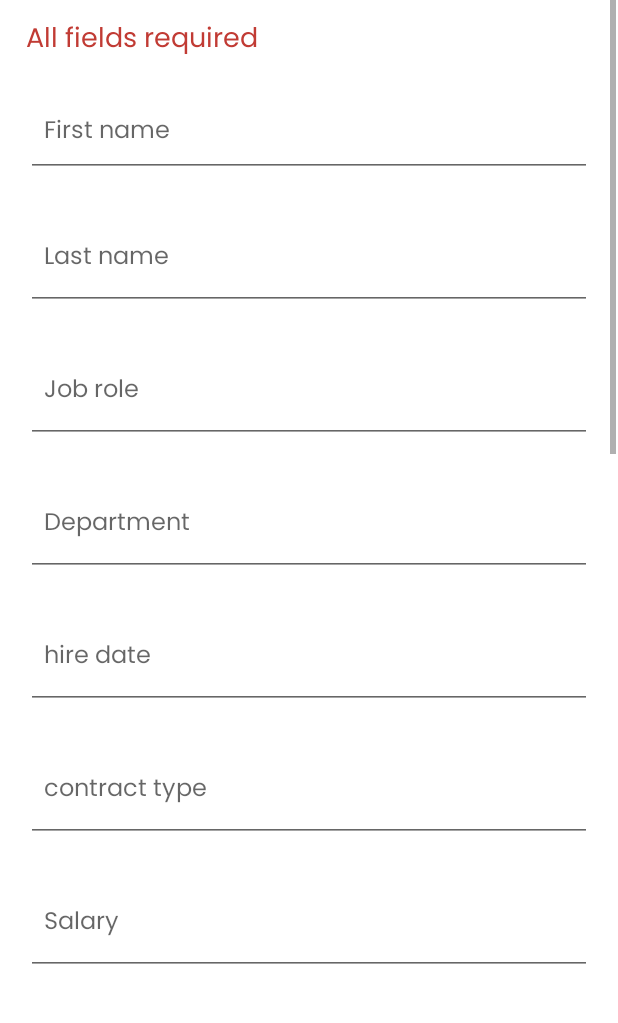
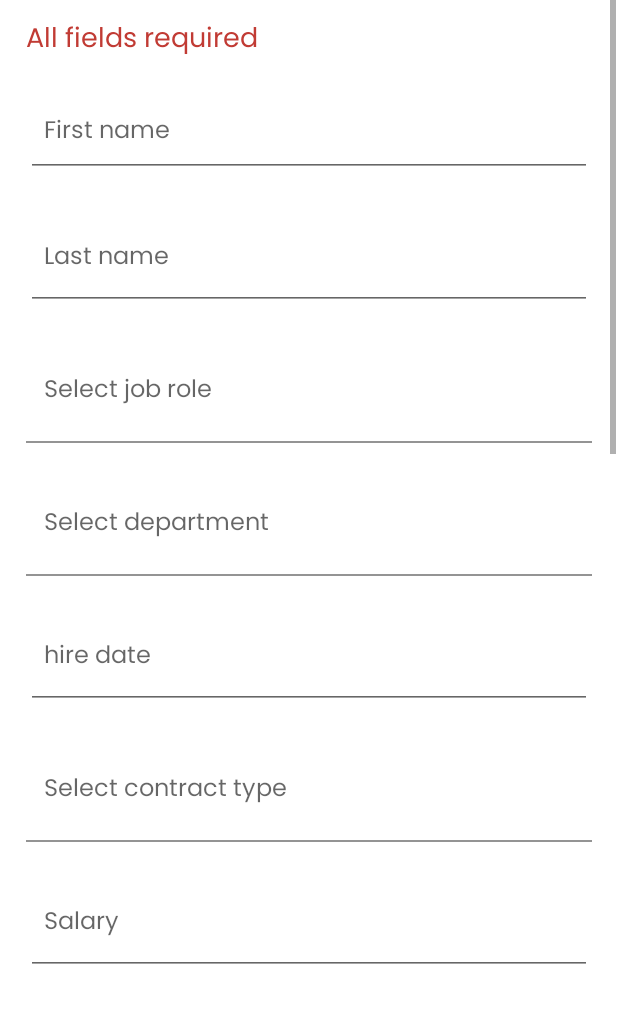
Before and after one commit to florscolari/EmployeeAppProject, an Android app: the AddEmployeeFragment screen opened through its navigation route, on a phone screen of 412 x 824 dp, the part 194-1217 px from its top. Run offline under Robolectric (Android 15) with nearby library versions, the phone set to English and light mode, and no system bars; our stand-ins replace Room's generated code, data binding; Roboto replaces fonts that are not available here.

Commit message:
ADDED dropdowns: job roles, contract types, departments

```diff
--- a/app/src/main/java/au/edu/kbs/mobiledevelopment/employeeapp/fragments/AddEmployeeFragment.kt
+++ b/app/src/main/java/au/edu/kbs/mobiledevelopment/employeeapp/fragments/AddEmployeeFragment.kt
@@ -6,6 +6,7 @@ import android.util.Patterns
 import android.view.LayoutInflater
 import android.view.View
 import android.view.ViewGroup
+import android.widget.ArrayAdapter
 import android.widget.Toast
 import androidx.fragment.app.Fragment
 import androidx.navigation.findNavController
@@ -35,6 +36,67 @@ class AddEmployeeFragment : Fragment(R.layout.fragment_add_employee) {
 
     override fun onViewCreated(view: View, savedInstanceState: Bundle?) {
         super.onViewCreated(view, savedInstanceState)
+
+        // Dropdown for Department Options
+        val departmentDropdown = listOf("Admin", "Finance", "HR", "IT", "Marketing", "Sales")
+        val departmentAdapter = ArrayAdapter(
+            requireContext(),
+            android.R.layout.simple_list_item_1,
+            departmentDropdown
+        )
+
+        binding.employeeDepartment.setAdapter(departmentAdapter)
+        binding.employeeDepartment.setOnFocusChangeListener { _, hasFocus ->
+            if (hasFocus) {
+                binding.employeeDepartment.showDropDown()
+            }
+        }
+
+        // Dropdown for Job role Options
+        val jobRoleDropdown = listOf("Customer Service Rep",
+            "Delivery Driver",
+            "Finance Assistant",
+            "HR Analyst",
+            "HR Manager",
+            "Inventory Analyst",
+            "IT Analyst",
+            "IT Manager",
+            "IT Support Technician",
+            "Logistics Coordinator",
+            "Logistics Coordinator",
+            "MKT Analyst",
+            "Sales Associate",
+            "Store Manager",
+            "Warehouse Driver",
+            "Warehouse Worker",)
+        val jobRoleAdapter = ArrayAdapter(
+            requireContext(),
+            android.R.layout.simple_list_item_1,
+            jobRoleDropdown
+        )
+
+        binding.employeeJobRole.setAdapter(jobRoleAdapter)
+        binding.employeeJobRole.setOnFocusChangeListener { _, hasFocus ->
+            if (hasFocus) {
+                binding.employeeJobRole.showDropDown()
+            }
+        }
+
+        // Dropdown for Contract Type Options
+        val contractTypeDropdown = listOf("Full-time", "Part-time", "Casual", "Contract")
+        val contractTypeAdapter = ArrayAdapter(
+            requireContext(),
+            android.R.layout.simple_list_item_1,
+            contractTypeDropdown
+        )
+
+        binding.employeeContractType.setAdapter(contractTypeAdapter)
+        binding.employeeContractType.setOnFocusChangeListener { _, hasFocus ->
+            if (hasFocus) {
+                binding.employeeContractType.showDropDown()
+            }
+        }
+
 
         // Checks if at least 1 input has a value to show an Alert Dialog when back btn tapped
         fun checkForChangesBeforeLeaving() {
--- a/app/src/main/res/layout/fragment_add_employee.xml
+++ b/app/src/main/res/layout/fragment_add_employee.xml
@@ -112,10 +112,20 @@
             android:textSize="12sp"
             android:layout_below="@id/employeeLastName"/>
 
-        <EditText
+        <!-- Dropdown container JobRole STARTS -->
+        <com.google.android.material.textfield.TextInputLayout
+            android:id="@+id/employeeJobRoleContainer"
+            android:layout_width="match_parent"
+            android:layout_height="wrap_content"
+            android:layout_below="@id/employeeLastNameHelperText"
+            app:boxBackgroundMode="filled"
+            app:boxBackgroundColor="@android:color/transparent"
+            app:boxStrokeColor="@color/black"
+            app:hintEnabled="false"
+            >
+
+            <com.google.android.material.textfield.MaterialAutoCompleteTextView
                 android:id="@+id/employeeJobRole"
-            android:layout_width="match_parent"
-            android:layout_height="60dp"
                 android:layout_below="@id/employeeLastNameHelperText"
                 android:layout_marginTop="12dp"
                 android:layout_marginStart="16dp"
@@ -126,7 +136,14 @@
                 android:hint="@string/enter_job_role"
                 android:inputType="text"
                 android:padding="12dp"
-            android:textSize="16sp" />
+                android:textSize="16sp"
+                android:layout_height="60dp"
+                android:layout_width="match_parent"
+                android:dropDownHeight="wrap_content"
+                android:background="@null"
+                />
+        </com.google.android.material.textfield.TextInputLayout>
+        <!-- Dropdown container JobRole ENDS -->
 
         <TextView
             android:id="@+id/employeeJobRoleHelperText"
@@ -140,12 +157,22 @@
             android:visibility="invisible"
             android:text="@string/jobRoleRequired"
             android:textSize="12sp"
-            android:layout_below="@id/employeeJobRole"/>
+            android:layout_below="@id/employeeJobRoleContainer"/>
 
-        <EditText
+        <!-- Dropdown container Department STARTS -->
+        <com.google.android.material.textfield.TextInputLayout
+            android:id="@+id/employeeDepartmentContainer"
+            android:layout_width="match_parent"
+            android:layout_height="wrap_content"
+            android:layout_below="@id/employeeJobRoleHelperText"
+            app:boxBackgroundMode="filled"
+            app:boxBackgroundColor="@android:color/transparent"
+            app:boxStrokeColor="@color/black"
+            app:hintEnabled="false"
+            >
+
+            <com.google.android.material.textfield.MaterialAutoCompleteTextView
                 android:id="@+id/employeeDepartment"
-            android:layout_width="match_parent"
-            android:layout_height="60dp"
                 android:layout_below="@id/employeeJobRoleHelperText"
                 android:layout_marginTop="12dp"
                 android:layout_marginStart="16dp"
@@ -156,7 +183,15 @@
                 android:hint="@string/enter_department"
                 android:inputType="text"
                 android:padding="12dp"
-            android:textSize="16sp" />
+                android:textSize="16sp"
+                android:layout_height="60dp"
+                android:layout_width="match_parent"
+                android:dropDownHeight="wrap_content"
+                android:background="@null"
+                />
+        </com.google.android.material.textfield.TextInputLayout>
+        <!-- Dropdown container Department ENDS -->
+
 
         <TextView
             android:id="@+id/employeeDepartmentHelperText"
@@ -170,7 +205,8 @@
             android:visibility="invisible"
             android:text="@string/departmentRequired"
             android:textSize="12sp"
-            android:layout_below="@id/employeeDepartment"/>
+            android:layout_below="@id/employeeDepartmentContainer"
+            tools:ignore="NotSibling" />
 
         <EditText
             android:id="@+id/employeeHireDate"
@@ -202,10 +238,20 @@
             android:textSize="12sp"
             android:layout_below="@id/employeeHireDate"/>
 
-        <EditText
+        <!-- Dropdown container Department STARTS -->
+        <com.google.android.material.textfield.TextInputLayout
+            android:id="@+id/employeeContractTypeContainer"
+            android:layout_width="match_parent"
+            android:layout_height="wrap_content"
+            android:layout_below="@id/employeeHireDateHelperText"
+            app:boxBackgroundMode="filled"
+            app:boxBackgroundColor="@android:color/transparent"
+            app:boxStrokeColor="@color/black"
+            app:hintEnabled="false"
+            >
+
+            <com.google.android.material.textfield.MaterialAutoCompleteTextView
                 android:id="@+id/employeeContractType"
-            android:layout_width="match_parent"
-            android:layout_height="60dp"
                 android:layout_below="@id/employeeHireDateHelperText"
                 android:layout_marginTop="12dp"
                 android:layout_marginStart="16dp"
@@ -216,7 +262,14 @@
                 android:hint="@string/enter_contract_type"
                 android:inputType="text"
                 android:padding="12dp"
-            android:textSize="16sp" />
+                android:textSize="16sp"
+                android:layout_height="60dp"
+                android:layout_width="match_parent"
+                android:dropDownHeight="wrap_content"
+                android:background="@null"
+                />
+        </com.google.android.material.textfield.TextInputLayout>
+        <!-- Dropdown container contractType ENDS -->
 
         <TextView
             android:id="@+id/employeeContractTypeHelperText"
@@ -230,7 +283,7 @@
             android:visibility="invisible"
             android:text="@string/contractTypeRequired"
             android:textSize="12sp"
-            android:layout_below="@id/employeeContractType"/>
+            android:layout_below="@id/employeeContractTypeContainer"/>
 
         <EditText
             android:id="@+id/employeeSalary"
--- a/app/src/main/res/values/strings.xml
+++ b/app/src/main/res/values/strings.xml
@@ -8,16 +8,16 @@
     <string name="image">image</string>
     <string name="enter_first_name">First name</string>
     <string name="enter_last_name">Last name</string>
-    <string name="enter_job_role">Job role</string>
+    <string name="enter_job_role">Select job role</string>
     <string name="add_employee">Add Employee</string>
     <string name="edit_employee">Edit employee</string>
     <string name="no_employees_in_the_list">No employees in the list</string>
     <string name="delete">Delete</string>
     <string name="all_fields_required">All fields required</string>
     <string name="enter_email">email</string>
-    <string name="enter_department">Department</string>
+    <string name="enter_department">Select department</string>
     <string name="enter_hire_date">hire date</string>
-    <string name="enter_contract_type">contract type</string>
+    <string name="enter_contract_type">Select contract type</string>
     <string name="enter_salary">Salary</string>
     <string name="enter_phone_number">Phone number</string>
     <string name="enter_address_line">Address line</string>
```
Lines whose indentation alone changed are shown as unchanged.
